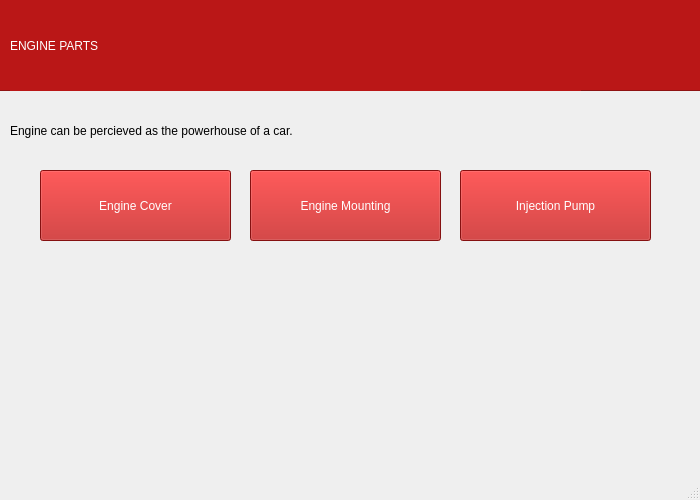
Qt form gui_testing_modified/engineWindow.ui (CodingBoyBlah/Compooter-Projekt) before a commit.
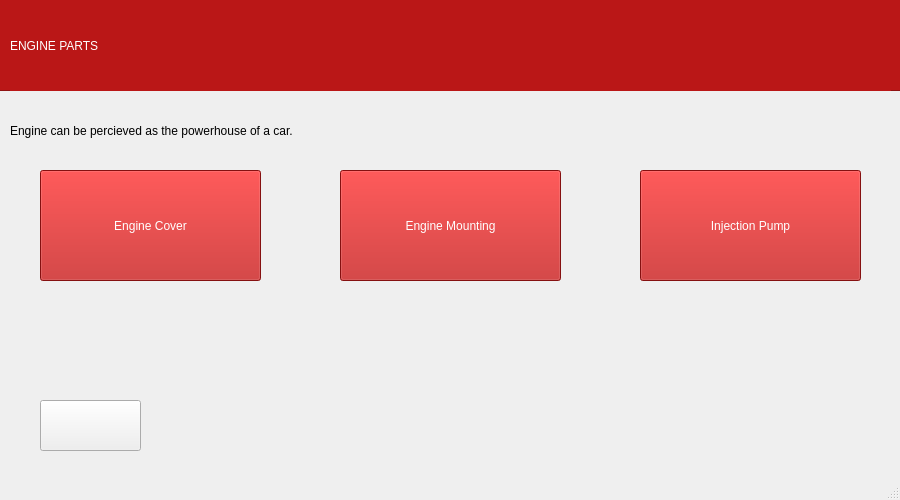
The same form after that commit. Icons and pictures are not drawn.

Commit message: Made Back Button for all windows, mapped Tyrewindow's buttons to their UI

What changed in the file:
```diff
--- a/gui_testing_modified/engineWindow.ui
+++ b/gui_testing_modified/engineWindow.ui
@@ -6,7 +6,7 @@
    <rect>
     <x>0</x>
     <y>0</y>
-    <width>700</width>
+    <width>900</width>
     <height>500</height>
    </rect>
   </property>
@@ -38,7 +38,7 @@
       <rect>
        <x>30</x>
        <y>20</y>
-       <width>571</width>
+       <width>881</width>
        <height>91</height>
       </rect>
      </property>
@@ -57,8 +57,8 @@
      <rect>
       <x>40</x>
       <y>170</y>
-      <width>191</width>
-      <height>71</height>
+      <width>221</width>
+      <height>111</height>
      </rect>
     </property>
     <property name="styleSheet">
@@ -74,10 +74,10 @@
    <widget class="QPushButton" name="pushButton_2">
     <property name="geometry">
      <rect>
-      <x>250</x>
+      <x>340</x>
       <y>170</y>
-      <width>191</width>
-      <height>71</height>
+      <width>221</width>
+      <height>111</height>
      </rect>
     </property>
     <property name="styleSheet">
@@ -93,10 +93,10 @@
    <widget class="QPushButton" name="pushButton_3">
     <property name="geometry">
      <rect>
-      <x>460</x>
+      <x>640</x>
       <y>170</y>
-      <width>191</width>
-      <height>71</height>
+      <width>221</width>
+      <height>111</height>
      </rect>
     </property>
     <property name="styleSheet">
@@ -115,7 +115,7 @@
      <rect>
       <x>10</x>
       <y>100</y>
-      <width>681</width>
+      <width>881</width>
       <height>61</height>
      </rect>
     </property>
@@ -128,6 +128,26 @@
      <string>Engine can be percieved as the powerhouse of a car.</string>
     </property>
    </widget>
+   <widget class="QPushButton" name="backButton">
+    <property name="geometry">
+     <rect>
+      <x>40</x>
+      <y>400</y>
+      <width>101</width>
+      <height>51</height>
+     </rect>
+    </property>
+    <property name="styleSheet">
+     <string notr="true"/>
+    </property>
+    <property name="text">
+     <string/>
+    </property>
+    <property name="icon">
+     <iconset>
+      <normaloff>../../../../../Downloads/back-undo-return-button-png-5.png</normaloff>../../../../../Downloads/back-undo-return-button-png-5.png</iconset>
+    </property>
+   </widget>
   </widget>
   <widget class="QMenuBar" name="menubar">
    <property name="geometry">
```
Left out of the diff: 4 changed lines with no effect on the pictures. The commit also changes 11 other files.
